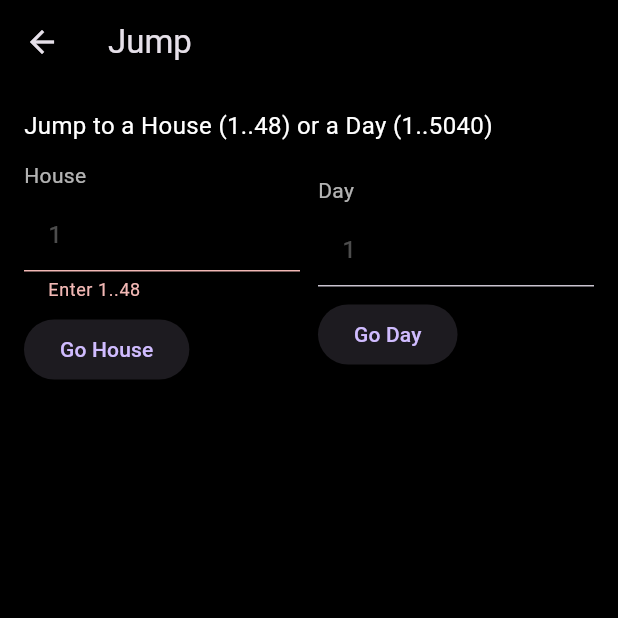
After one commit to Jenis0619/calendar, a Flutter app: the JumpTab screen opened directly, after a tap on "Go House", on a phone screen of 412 x 824 dp, the top half of it. The commit adds this screen. Run offline on Flutter 3.47's test engine with Material 3 defaults, Android fonts, the phone set to English and light mode, and no system bars; our stand-ins replace shared_preferences, table_calendar, video_player; accounts and stored records are empty.

Commit message:
mix tabs

```diff
--- /dev/null
+++ b/lib/tabs/jump_tab.dart
@@ -0,0 +1,147 @@
+import 'package:flutter/material.dart';
+
+class JumpTab extends StatefulWidget {
+  const JumpTab({super.key});
+
+  @override
+  State<JumpTab> createState() => _JumpTabState();
+}
+
+class _JumpTabState extends State<JumpTab> {
+  final _houseController = TextEditingController();
+  final _dayController = TextEditingController();
+  String? _errorHouse;
+  String? _errorDay;
+  int? _houseResult;
+  int? _dayResult;
+
+  void _goHouse() {
+    final n = int.tryParse(_houseController.text.trim());
+    if (n == null || n < 1 || n > 48) {
+      setState(() => _errorHouse = 'Enter 1..48');
+      return;
+    }
+    setState(() {
+      _errorHouse = null;
+      _houseResult = n;
+      _dayResult = null;
+    });
+  }
+
+  void _goDay() {
+    final n = int.tryParse(_dayController.text.trim());
+    if (n == null || n < 1 || n > 5040) {
+      setState(() => _errorDay = 'Enter 1..5040');
+      return;
+    }
+    setState(() {
+      _errorDay = null;
+      _dayResult = n;
+      _houseResult = null;
+    });
+  }
+
+  @override
+  Widget build(BuildContext context) {
+    return Scaffold(
+      appBar: AppBar(title: const Text('Jump')),
+      body: Padding(
+        padding: const EdgeInsets.all(16.0),
+        child: Column(
+          crossAxisAlignment: CrossAxisAlignment.start,
+          children: [
+            const Text('Jump to a House (1..48) or a Day (1..5040)', style: TextStyle(color: Colors.white, fontSize: 16)),
+            const SizedBox(height: 12),
+            Row(
+              children: [
+                Expanded(
+                  child: Column(
+                    crossAxisAlignment: CrossAxisAlignment.start,
+                    children: [
+                      const Text('House', style: TextStyle(color: Colors.white70)),
+                      const SizedBox(height: 6),
+                      TextField(
+                        controller: _houseController,
+                        keyboardType: TextInputType.number,
+                        style: const TextStyle(color: Colors.white),
+                        decoration: InputDecoration(
+                          hintText: '1',
+                          hintStyle: const TextStyle(color: Colors.white30),
+                          errorText: _errorHouse,
+                          filled: true,
+                          fillColor: Colors.black,
+                        ),
+                      ),
+                      const SizedBox(height: 8),
+                      ElevatedButton(onPressed: _goHouse, child: const Text('Go House')),
+                    ],
+                  ),
+                ),
+                const SizedBox(width: 12),
+                Expanded(
+                  child: Column(
+                    crossAxisAlignment: CrossAxisAlignment.start,
+                    children: [
+                      const Text('Day', style: TextStyle(color: Colors.white70)),
+                      const SizedBox(height: 6),
+                      TextField(
+                        controller: _dayController,
+                        keyboardType: TextInputType.number,
+                        style: const TextStyle(color: Colors.white),
+                        decoration: InputDecoration(
+                          hintText: '1',
+                          hintStyle: const TextStyle(color: Colors.white30),
+                          errorText: _errorDay,
+                          filled: true,
+                          fillColor: Colors.black,
+                        ),
+                      ),
+                      const SizedBox(height: 8),
+                      ElevatedButton(onPressed: _goDay, child: const Text('Go Day')),
+                    ],
+                  ),
+                ),
+              ],
+            ),
+            const SizedBox(height: 18),
+            if (_houseResult != null) _buildHouseResult(_houseResult!),
+            if (_dayResult != null) _buildDayResult(_dayResult!),
+          ],
+        ),
+      ),
+    );
+  }
+
+  Widget _buildHouseResult(int n) {
+    final epoch = DateTime(2017, 9, 23);
+    final daysPerHouse = 105;
+    final start = epoch.add(Duration(days: (n - 1) * daysPerHouse));
+    final end = start.add(Duration(days: daysPerHouse - 1));
+    return Column(
+      crossAxisAlignment: CrossAxisAlignment.start,
+      children: [
+        Text('House $n', style: const TextStyle(fontSize: 18, fontWeight: FontWeight.bold, color: Colors.white)),
+        const SizedBox(height: 8),
+        Text('Start: ${_fmt(start)}', style: const TextStyle(color: Colors.white70)),
+        Text('End:   ${_fmt(end)}', style: const TextStyle(color: Colors.white70)),
+      ],
+    );
+  }
+
+  Widget _buildDayResult(int n) {
+    final epoch = DateTime(2017, 9, 23);
+    final dt = epoch.add(Duration(days: n - 1));
+    final houseIndex = (n - 1) ~/ 105 + 1; // house number 1..48
+    return Column(
+      crossAxisAlignment: CrossAxisAlignment.start,
+      children: [
+        Text('Day $n', style: const TextStyle(fontSize: 18, fontWeight: FontWeight.bold, color: Colors.white)),
+        const SizedBox(height: 8),
+        Text('Date: ${_fmt(dt)}', style: const TextStyle(color: Colors.white70)),
+        Text('House: $houseIndex', style: const TextStyle(color: Colors.white70)),
+      ],
+    );
+  }
+}
+
+String _fmt(DateTime d) => '${d.year.toString().padLeft(4, '0')}-${d.month.toString().padLeft(2, '0')}-${d.day.toString().padLeft(2, '0')}';
```
Also changed, not shown: lib/main.dart (+5 -8 lines).
